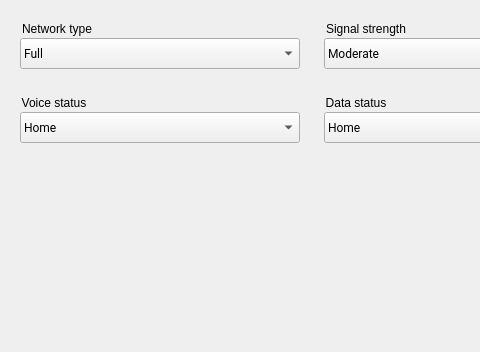
The window that android/android-emu/android/skin/qt/extended-pages/cellular-page.ui (aosp-mirror/platform_external_qemu) describes before a commit, drawn with Qt 5; both pictures show x 0 to 480 and y 0 to 352 of the 622 by 580 pixel window.
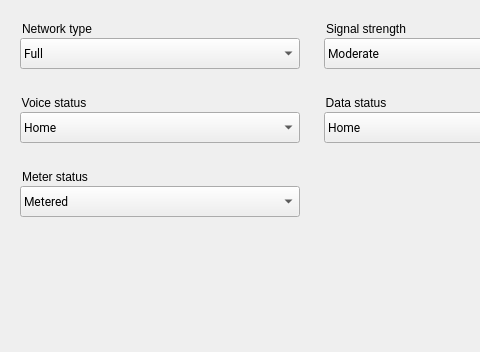
The same window after the commit.

Commit message:
qt-cellular: implement meterness widget
Add widget to toggle metered and temporarily_not_metered
status.

What changed in the file:
```diff
--- a/android/android-emu/android/skin/qt/extended-pages/cellular-page.ui
+++ b/android/android-emu/android/skin/qt/extended-pages/cellular-page.ui
@@ -101,6 +101,28 @@
     <string notr="true">Title</string>
    </property>
   </widget>
+
+  <widget class="QGroupBox" name="cell_mStatusGroupBox">
+   <property name="geometry">
+    <rect>
+     <x>20</x>
+     <y>168</y>
+     <width>111</width>
+     <height>24</height>
+    </rect>
+   </property>
+   <property name="styleSheet">
+    <string notr="true">border: 0px;</string>
+   </property>
+   <property name="title">
+    <string>Meter status</string>
+   </property>
+   <property name="ColorGroup" stdset="0">
+    <string notr="true">Title</string>
+   </property>
+  </widget>
+
+
   <widget class="QGroupBox" name="cell_dStatusGroupBox">
    <property name="geometry">
     <rect>
@@ -204,6 +226,39 @@
     </property>
    </item>
   </widget>
+
+  <widget class="QComboBox" name="cell_meterStatusBox">
+   <property name="geometry">
+    <rect>
+     <x>20</x>
+     <y>186</y>
+     <width>280</width>
+     <height>31</height>
+    </rect>
+   </property>
+   <property name="font">
+    <font>
+     <family>Roboto</family>
+    </font>
+   </property>
+   <property name="styleSheet">
+    <string notr="true">padding: 3px 3px 3px 3px;</string>
+   </property>
+   <property name="report_metrics" stdset="0">
+    <bool>false</bool>
+   </property>
+   <item>
+    <property name="text">
+     <string>Metered</string>
+    </property>
+   </item>
+   <item>
+    <property name="text">
+     <string>Temporarily not metered</string>
+    </property>
+   </item>
+  </widget>
+
   <widget class="QComboBox" name="cell_dataStatusBox">
    <property name="geometry">
     <rect>
```
Left out of the diff: 3 changed lines with no effect on the pictures. The commit also changes 5 other files.
